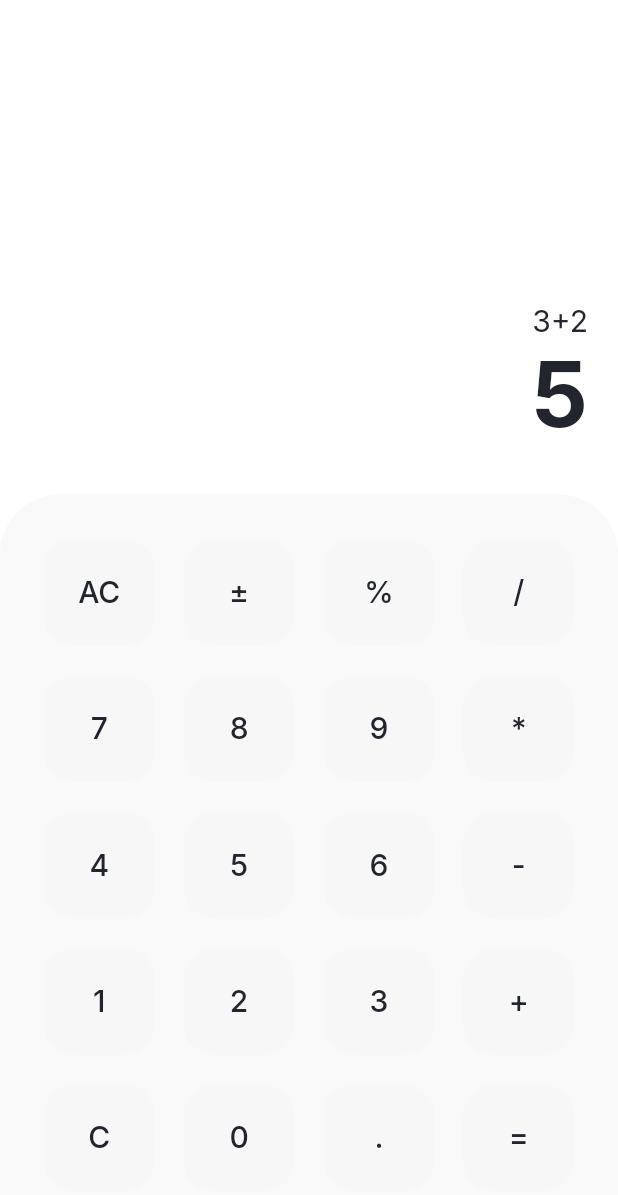
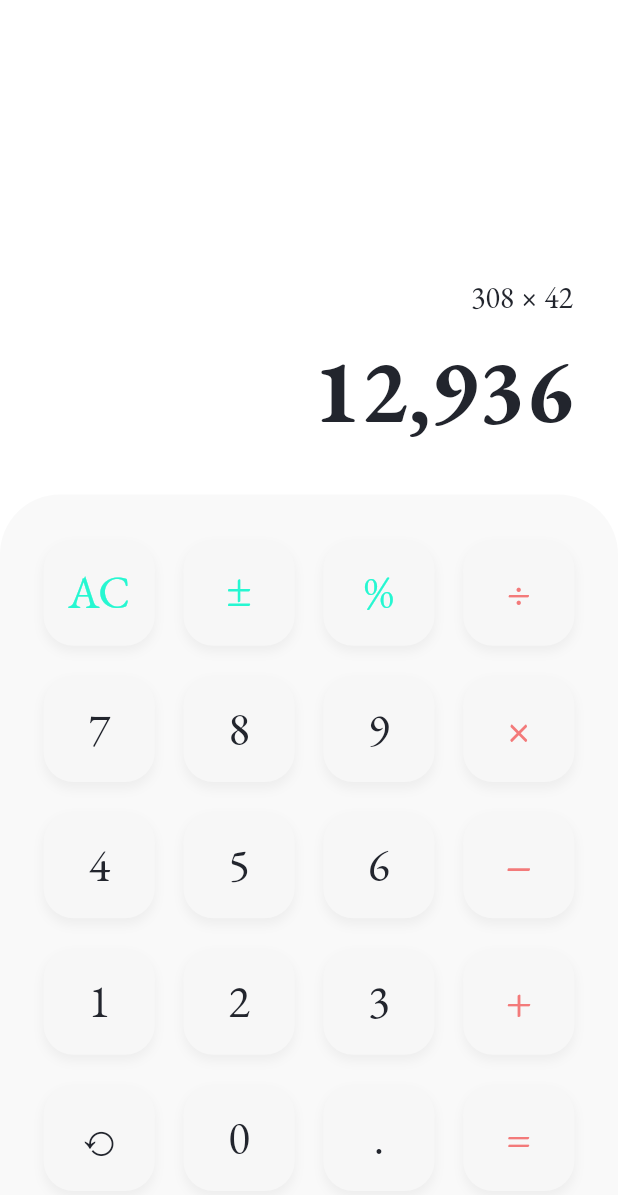
Before and after one commit to arildyk/calculo, a Flutter app: the screen it shows after launch, on a phone screen of 412 x 824 dp. Shown: the top 1195 px of the screen. Run offline on Flutter 3.47's test engine with Material 2 defaults, Android fonts, the phone set to English and light mode, and no system bars; our stand-ins replace google_fonts.

Commit message:
Added font and button box shadow

```diff
--- a/lib/components/calculator_button.dart
+++ b/lib/components/calculator_button.dart
@@ -3,11 +3,13 @@ import 'package:flutter/material.dart';
 class CalculatorButton extends StatefulWidget {
   final String text;
   final Function addToScreen;
+  final Color? color;
 
   CalculatorButton({
     Key? key,
     required this.text,
     required this.addToScreen,
+    required this.color,
   }) : super(key: key);
 
   @override
@@ -22,22 +24,37 @@ class _CalculatorButtonState extends State<CalculatorButton> {
     return Container(
       width: mediaQuery.size.width * 0.18,
       margin: EdgeInsets.only(top: 10, bottom: 10),
+      decoration: BoxDecoration(
+        borderRadius: BorderRadius.all(
+          Radius.circular(20),
+        ),
+        boxShadow: [
+          BoxShadow(
+            color:
+                Theme.of(context).colorScheme.primaryVariant.withOpacity(0.5),
+            spreadRadius: 0.1,
+            blurRadius: 5,
+            offset: Offset(0, 4),
+          ),
+        ],
+      ),
       child: TextButton(
         style: ButtonStyle(
           backgroundColor: MaterialStateProperty.all(
               Theme.of(context).colorScheme.secondary),
-          foregroundColor: MaterialStateProperty.all(
-              Theme.of(context).textTheme.bodyText1!.color),
+          foregroundColor: MaterialStateProperty.all(widget.color),
           shape: MaterialStateProperty.all(
             RoundedRectangleBorder(
-              borderRadius: BorderRadius.all(Radius.circular(20)),
+              borderRadius: BorderRadius.all(
+                Radius.circular(20),
+              ),
             ),
           ),
         ),
         onPressed: () => widget.addToScreen(widget.text),
         child: Text(
           widget.text,
-          style: TextStyle(fontSize: 20),
+          style: TextStyle(fontSize: 30),
         ),
       ),
     );
--- a/lib/components/screens/calculator_grid.dart
+++ b/lib/components/screens/calculator_grid.dart
@@ -1,4 +1,5 @@
 import 'package:calculo/components/calculator_button.dart';
+import 'package:calculo/config/palette.dart';
 import 'package:flutter/material.dart';
 
 class CalculatorGrid extends StatelessWidget {
@@ -34,18 +35,22 @@ class CalculatorGrid extends StatelessWidget {
                   CalculatorButton(
                     text: "AC",
                     addToScreen: addToScreen,
+                    color: operationsButtonColor,
                   ),
                   CalculatorButton(
                     text: "±",
                     addToScreen: addToScreen,
+                    color: operationsButtonColor,
                   ),
                   CalculatorButton(
                     text: "%",
                     addToScreen: addToScreen,
+                    color: operationsButtonColor,
                   ),
                   CalculatorButton(
-                    text: "/",
+                    text: "÷",
                     addToScreen: addToScreen,
+                    color: operandButtonColor,
                   )
                 ],
               ),
@@ -58,18 +63,22 @@ class CalculatorGrid extends StatelessWidget {
                   CalculatorButton(
                     text: "7",
                     addToScreen: addToScreen,
+                    color: Theme.of(context).textTheme.bodyText1!.color,
                   ),
                   CalculatorButton(
                     text: "8",
                     addToScreen: addToScreen,
+                    color: Theme.of(context).textTheme.bodyText1!.color,
                   ),
                   CalculatorButton(
                     text: "9",
                     addToScreen: addToScreen,
+                    color: Theme.of(context).textTheme.bodyText1!.color,
                   ),
                   CalculatorButton(
-                    text: "*",
+                    text: "×",
                     addToScreen: addToScreen,
+                    color: operandButtonColor,
                   ),
                 ],
               ),
@@ -82,18 +91,22 @@ class CalculatorGrid extends StatelessWidget {
                   CalculatorButton(
                     text: "4",
                     addToScreen: addToScreen,
+                    color: Theme.of(context).textTheme.bodyText1!.color,
                   ),
                   CalculatorButton(
                     text: "5",
                     addToScreen: addToScreen,
+                    color: Theme.of(context).textTheme.bodyText1!.color,
                   ),
                   CalculatorButton(
                     text: "6",
                     addToScreen: addToScreen,
+                    color: Theme.of(context).textTheme.bodyText1!.color,
                   ),
                   CalculatorButton(
-                    text: "-",
+                    text: "−",
                     addToScreen: addToScreen,
+                    color: operandButtonColor,
                   ),
                 ],
               ),
@@ -106,18 +119,22 @@ class CalculatorGrid extends StatelessWidget {
                   CalculatorButton(
                     text: "1",
                     addToScreen: addToScreen,
+                    color: Theme.of(context).textTheme.bodyText1!.color,
                   ),
                   CalculatorButton(
                     text: "2",
                     addToScreen: addToScreen,
+                    color: Theme.of(context).textTheme.bodyText1!.color,
                   ),
                   CalculatorButton(
                     text: "3",
                     addToScreen: addToScreen,
+                    color: Theme.of(context).textTheme.bodyText1!.color,
                   ),
                   CalculatorButton(
                     text: "+",
                     addToScreen: addToScreen,
+                    color: operandButtonColor,
                   ),
                 ],
               ),
@@ -128,20 +145,24 @@ class CalculatorGrid extends StatelessWidget {
                 crossAxisAlignment: CrossAxisAlignment.stretch,
                 children: [
                   CalculatorButton(
-                    text: "C",
+                    text: "⟲",
                     addToScreen: addToScreen,
+                    color: Theme.of(context).textTheme.bodyText1!.color,
                   ),
                   CalculatorButton(
                     text: "0",
                     addToScreen: addToScreen,
+                    color: Theme.of(context).textTheme.bodyText1!.color,
                   ),
                   CalculatorButton(
                     text: ".",
                     addToScreen: addToScreen,
+                    color: Theme.of(context).textTheme.bodyText1!.color,
                   ),
                   CalculatorButton(
                     text: "=",
                     addToScreen: addToScreen,
+                    color: operandButtonColor,
                   ),
                 ],
               ),
--- a/lib/components/screens/calculator_screen.dart
+++ b/lib/components/screens/calculator_screen.dart
@@ -17,7 +17,7 @@ class CalculatorScreen extends StatelessWidget {
     return Flexible(
       child: Container(
         height: (mediaQuery.size.height - mediaQuery.padding.top) * 0.40,
-        padding: EdgeInsets.only(top: 30, bottom: 30, left: 30, right: 20),
+        padding: EdgeInsets.only(top: 30, bottom: 30, left: 30, right: 30),
         child: Column(
           crossAxisAlignment: CrossAxisAlignment.stretch,
           mainAxisAlignment: MainAxisAlignment.end,
@@ -25,10 +25,13 @@ class CalculatorScreen extends StatelessWidget {
             Row(
               mainAxisAlignment: MainAxisAlignment.end,
               children: [
-                Text(
-                  operationText,
-                  style: new TextStyle(
-                    fontSize: 20,
+                Padding(
+                  padding: const EdgeInsets.only(bottom: 10),
+                  child: Text(
+                    operationText,
+                    style: new TextStyle(
+                      fontSize: 20,
+                    ),
                   ),
                 ),
               ],
--- a/lib/components/screens/home_screen.dart
+++ b/lib/components/screens/home_screen.dart
@@ -11,14 +11,19 @@ class HomeScreen extends StatefulWidget {
 }
 
 class _HomeScreenState extends State<HomeScreen> {
-  String _opText = "3+2";
-  String _resText = "5";
+  String _opText = "308 × 42";
+  String _resText = "12,936";
+  List<String> operands = ["÷", "×", "+", "−"];
 
   void _addToScreen(String _text) {
     setState(() {
-      _opText += _text;
+      _opText = operands.contains(_text)
+          ? _opText += " " + _text + " "
+          : _opText += _text;
     });
   }
+
+  // Add functions for equal sign, backspace, plusminus, modulo, and AC
 
   @override
   Widget build(BuildContext context) {
--- a/lib/config/palette.dart
+++ b/lib/config/palette.dart
@@ -5,5 +5,6 @@ const Color darkKeyboardBackgroundColor = Color(0xFF292D36);
 const Color darkButtonBackgroundColor = Color(0xFF272B33);
 const Color lightKeyboardBackgroundColor = Color(0xFFF9F9F9);
 const Color lightButtonBackgroundColor = Color(0xFFF7F7F7);
+const Color lightButtonShadowColor = Color(0xFFE3E3E3);
 const Color operationsButtonColor = Color(0xFF26F7D1);
 const Color operandButtonColor = Color(0xFFF37A7A);
--- a/lib/config/theme.dart
+++ b/lib/config/theme.dart
@@ -8,9 +8,10 @@ ThemeData lightThemeData(BuildContext context) {
     scaffoldBackgroundColor: Colors.white,
     iconTheme: IconThemeData(color: darkBackgroundColor),
     textTheme: GoogleFonts.interTextTheme(Theme.of(context).textTheme)
-        .apply(bodyColor: darkBackgroundColor),
+        .apply(bodyColor: darkBackgroundColor, fontFamily: 'EB Garamond'),
     colorScheme: ColorScheme.light(
       primary: Colors.white,
+      primaryVariant: lightButtonShadowColor,
       secondary: lightButtonBackgroundColor,
       secondaryVariant: lightKeyboardBackgroundColor,
     ),
@@ -23,9 +24,10 @@ ThemeData darkThemeData(BuildContext context) {
     scaffoldBackgroundColor: darkBackgroundColor,
     iconTheme: IconThemeData(color: Colors.white),
     textTheme: GoogleFonts.interTextTheme(Theme.of(context).textTheme)
-        .apply(bodyColor: Colors.white),
+        .apply(bodyColor: Colors.white, fontFamily: 'EB Garamond'),
     colorScheme: ColorScheme.dark().copyWith(
       primary: darkBackgroundColor,
+      primaryVariant: darkBackgroundColor,
       secondary: darkButtonBackgroundColor,
       secondaryVariant: darkKeyboardBackgroundColor,
     ),
```
Also changed, not shown: pubspec.yaml (+7 -6 lines), assets/fonts/EBGaramond-Bold.ttf (added), assets/fonts/EBGaramond-Italic.ttf (added), assets/fonts/EBGaramond-Regular.ttf (added).
